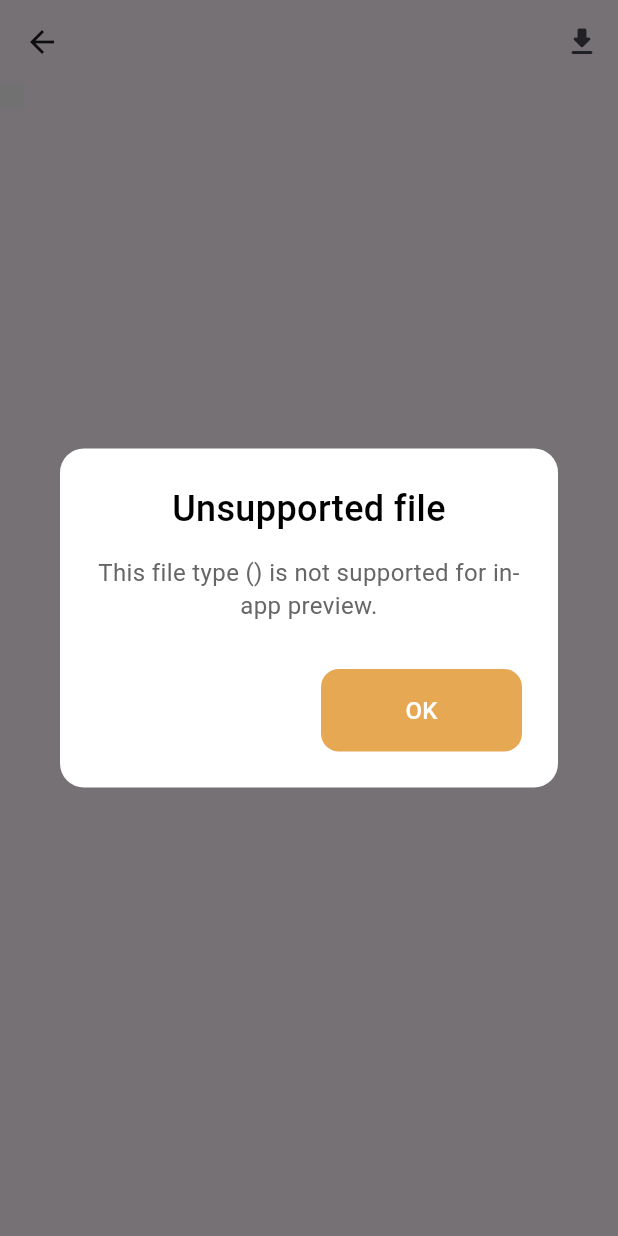
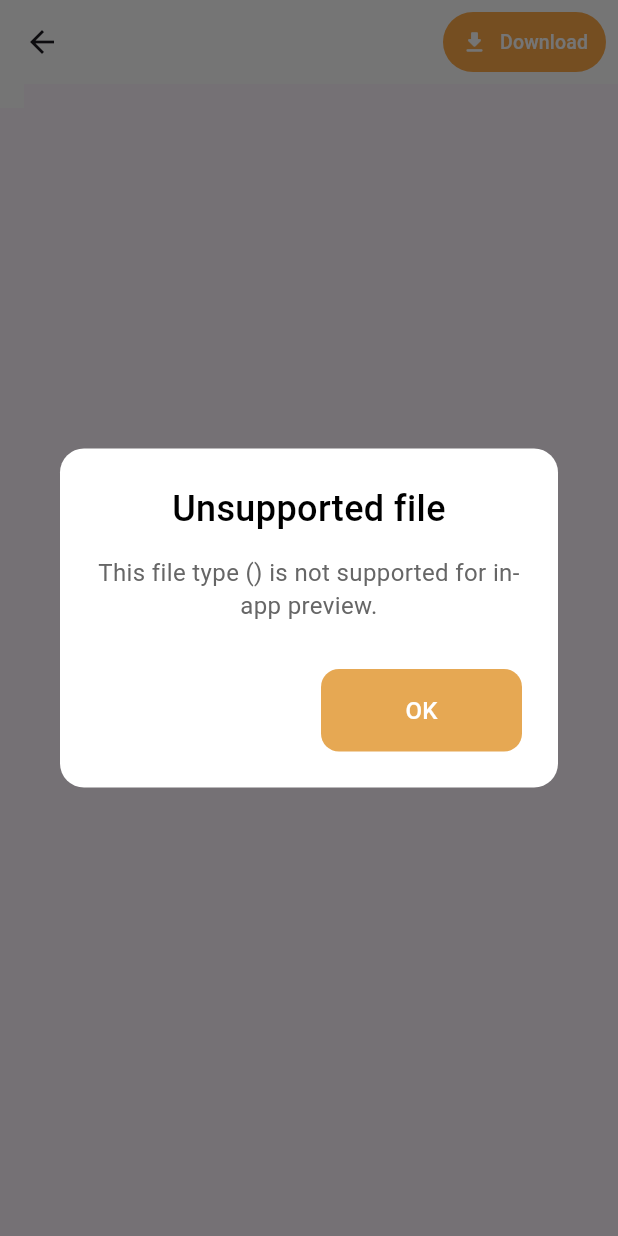
Before and after one commit to gauravinfomanav/Stolity_desktop, a Flutter app: the FileViewer screen opened directly with empty values, on a phone screen of 412 x 824 dp. Run offline on Flutter 3.47's test engine with Material 3 defaults, Android fonts, the phone set to English and light mode, and no system bars; our stand-ins replace audio_video_progress_bar, auto_size_text, chewie, csv, dotted_border, file_picker and 7 more; missing offline and left inert: desktop_drop, syncfusion_flutter_pdfviewer, syncfusion_flutter_xlsio, window_size; accounts and stored records are empty.

Commit message:
ui(file-viewer): white surface, improved download button; fix video aspect ratio to avoid stretching; image zoom

```diff
--- a/lib/screens/open_file/fileviewer.dart
+++ b/lib/screens/open_file/fileviewer.dart
@@ -13,6 +13,9 @@ import 'package:just_audio/just_audio.dart';
 import 'package:flutter_svg/flutter_svg.dart';
 import 'package:stolity_desktop_application/dialogs/stolity_alert_prompt.dart';
 import 'package:stolity_desktop_application/screens/open_file/controller.dart';
+
+const Color _accent = Color(0xFFFFAB49);
+const Color _surface = Colors.white;
 
 class FileViewer extends StatefulWidget {
   final String filePath;
@@ -154,9 +157,16 @@ class _FileViewerState extends State<FileViewer> {
 
   Widget _buildImageViewer() {
     return Center(
+      child: InteractiveViewer(
+        minScale: 0.5,
+        maxScale: 5,
+        child: ConstrainedBox(
+          constraints: const BoxConstraints(maxWidth: 1200, maxHeight: 900),
           child: Image.file(
             File(widget.filePath),
             fit: BoxFit.contain,
+          ),
+        ),
       ),
     );
   }
@@ -262,11 +272,17 @@ class _FileViewerState extends State<FileViewer> {
   }
 
   Widget _buildVideoPlayer() {
-    _videoController ??= VideoPlayerController.file(File(widget.filePath));
+    if (_videoController == null) {
+      _videoController = VideoPlayerController.file(File(widget.filePath));
+      _videoController!.addListener(() {
+        if (mounted) setState(() {});
+      });
+    }
     _chewieController ??= ChewieController(
       videoPlayerController: _videoController!,
       autoPlay: false,
       looping: false,
+      // Chewie will be wrapped by AspectRatio; keep a sane default here
       aspectRatio: 16 / 9,
       autoInitialize: true,
       errorBuilder: (context, errorMessage) {
@@ -278,7 +294,21 @@ class _FileViewerState extends State<FileViewer> {
         );
       },
     );
-    return Chewie(controller: _chewieController!);
+    final aspect = _videoController!.value.isInitialized
+        ? _videoController!.value.aspectRatio
+        : (16 / 9);
+    return Center(
+      child: ConstrainedBox(
+        constraints: const BoxConstraints(maxWidth: 1200, maxHeight: 900),
+        child: AspectRatio(
+          aspectRatio: aspect,
+          child: ClipRRect(
+            borderRadius: BorderRadius.circular(8),
+            child: Chewie(controller: _chewieController!),
+          ),
+        ),
+      ),
+    );
   }
 
   Widget _buildAudioPlayer() {
@@ -357,20 +387,36 @@ class _FileViewerState extends State<FileViewer> {
   Widget build(BuildContext context) {
     return Scaffold(
       appBar: AppBar(
-        title: Text(widget.fileName, overflow: TextOverflow.ellipsis),
+        backgroundColor: Colors.white,
+        surfaceTintColor: Colors.white,
+        elevation: 0.5,
+        title: Text(
+          widget.fileName,
+          overflow: TextOverflow.ellipsis,
+          style: const TextStyle(color: Colors.black87),
+        ),
         actions: [
-          IconButton(
-            tooltip: 'Download',
-            icon: const Icon(Icons.download_rounded),
+          Padding(
+            padding: const EdgeInsets.symmetric(horizontal: 8.0),
+            child: FilledButton.icon(
+              style: FilledButton.styleFrom(
+                backgroundColor: _accent,
+                foregroundColor: Colors.white,
+                padding: const EdgeInsets.symmetric(horizontal: 12, vertical: 10),
+                shape: RoundedRectangleBorder(borderRadius: BorderRadius.circular(20)),
+              ),
               onPressed: () {
                 final key = widget.fileKey ?? widget.fileName;
                 FileOpenController().backgroundDownloadByKey(context, key);
               },
+              icon: const Icon(Icons.download_rounded, size: 18),
+              label: const Text('Download', style: TextStyle(fontSize: 13)),
+            ),
           ),
         ],
       ),
       body: Container(
-        color: const Color(0xFFF7F7F9),
+        color: _surface,
         child: _isLoading
             ? const Center(child: CircularProgressIndicator())
             : _error != null
```
Lines whose indentation alone changed are shown as unchanged.
